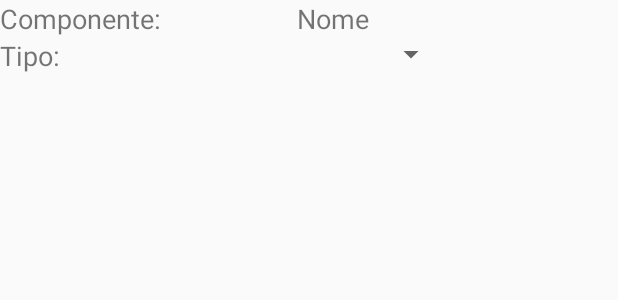
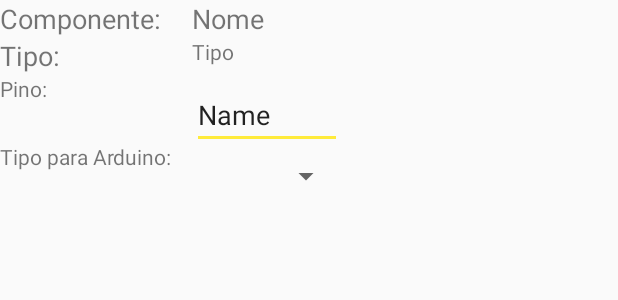
Before and after one commit to pkaislan123/BluetoothControlApp, an Android app: the layout itens_configurar_scketch.xml on its own in the app's theme, with its tools: preview values and no code run, on a phone screen of 412 x 824 dp. Shown: the top 300 px of the screen. Run offline under Robolectric (Android 15) with nearby library versions, the phone set to English and light mode, and no system bars.

Commit message:
refazendo tela para gerar scketch

```diff
--- a/src/main/res/layout/itens_configurar_scketch.xml
+++ b/src/main/res/layout/itens_configurar_scketch.xml
@@ -11,28 +11,40 @@
         android:layout_height="match_parent">
 
         <LinearLayout
-            android:layout_width="198dp"
-            android:layout_height="match_parent"
+            android:layout_width="wrap_content"
+            android:layout_height="wrap_content"
             android:orientation="vertical">
 
             <TextView
                 android:id="@+id/textView53"
-                android:layout_width="match_parent"
+                android:layout_width="122dp"
                 android:layout_height="wrap_content"
                 android:text="Componente:"
                 android:textSize="18sp" />
 
             <TextView
                 android:id="@+id/textView54"
-                android:layout_width="match_parent"
+                android:layout_width="124dp"
                 android:layout_height="wrap_content"
                 android:text="Tipo:"
                 android:textSize="18sp" />
+
+            <TextView
+                android:id="@+id/textView56"
+                android:layout_width="122dp"
+                android:layout_height="45dp"
+                android:text="Pino:" />
+
+            <TextView
+                android:id="@+id/textView57"
+                android:layout_width="128dp"
+                android:layout_height="38dp"
+                android:text="Tipo para Arduino:" />
         </LinearLayout>
 
         <LinearLayout
             android:layout_width="100dp"
-            android:layout_height="47dp"
+            android:layout_height="wrap_content"
             android:orientation="vertical">
 
             <TextView
@@ -42,11 +54,27 @@
                 android:text="Nome"
                 android:textSize="18sp" />
 
-            <Spinner
+            <TextView
                 android:id="@+id/itens_configurar_scketch_tipo_componente"
                 android:layout_width="match_parent"
-                android:layout_height="wrap_content" />
+                android:layout_height="29dp"
+                android:text="Tipo" />
+
+            <EditText
+                android:id="@+id/itens_configurar_scketch_pino"
+                android:layout_width="wrap_content"
+                android:layout_height="wrap_content"
+                android:ems="10"
+                android:inputType="textPersonName"
+                android:text="Name" />
+
+            <Spinner
+                android:id="@+id/itens_configurar_scketch_spinner_tipo_arduino"
+                android:layout_width="match_parent"
+                android:layout_height="36dp" />
+
         </LinearLayout>
+
     </LinearLayout>
 
 </LinearLayout>
```
Also changed, not shown: src/main/java/com/example/bluetoothcontrol/FragmentGerarSkecth.java (+9 -2 lines), src/main/java/com/example/bluetoothcontrol/FragmentPanelSkecth.java (+18 -2 lines), src/main/java/com/example/bluetoothcontrol/ItemAdapterIntensConfigurarSckecth.java (+79 -2 lines), src/main/res/layout/fragment_gerar_skecth.xml (+8 -1 lines).
